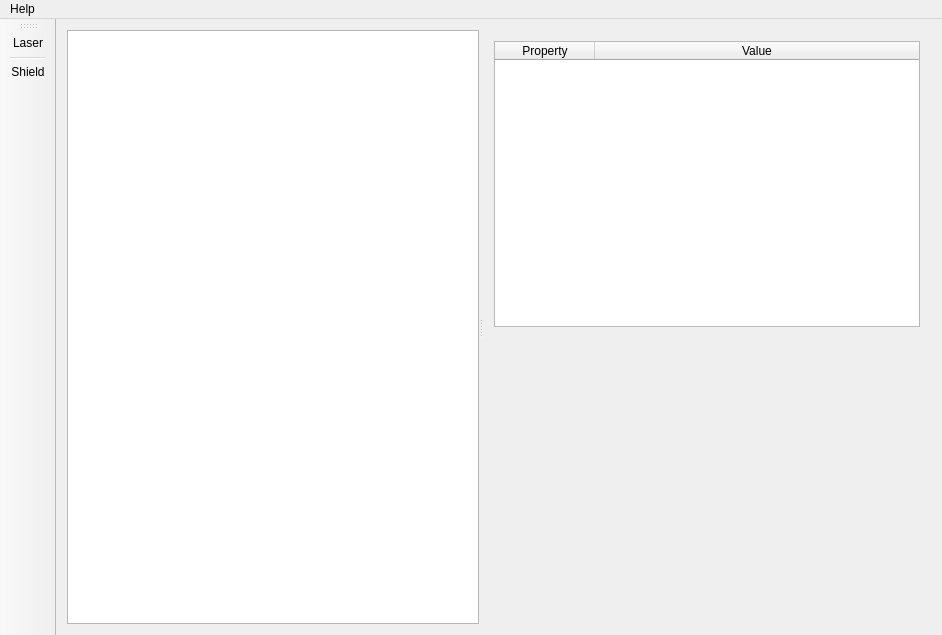
Qt form ui/mainwindow.ui (iminchenko/opticalexperiment) before a commit.
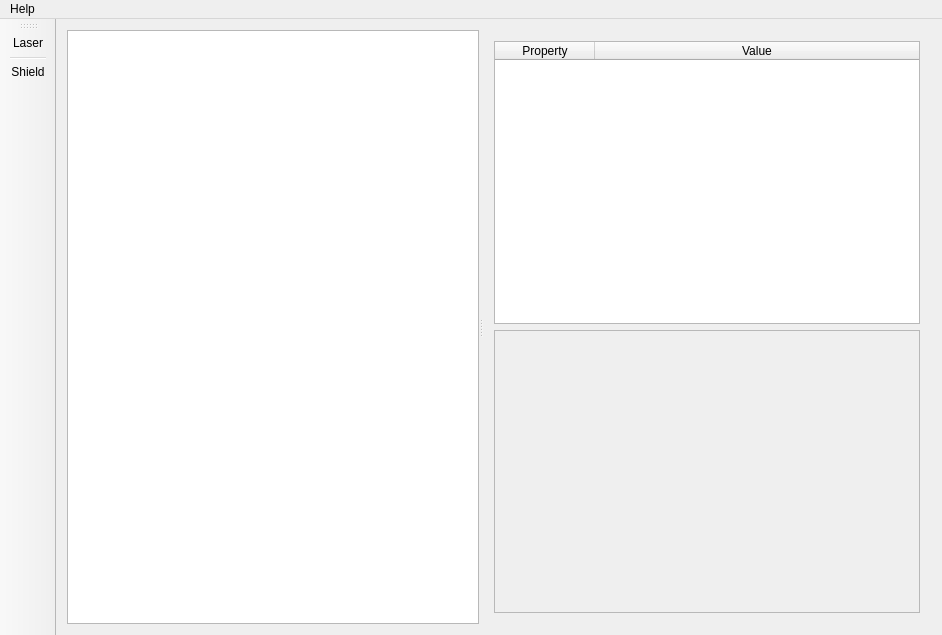
The same form after that commit. Icons and pictures are not drawn. Custom widgets are drawn as their Qt base class.

Diff of the .ui file:
```diff
--- a/ui/mainwindow.ui
+++ b/ui/mainwindow.ui
@@ -14,7 +14,7 @@
    <string>Optical Constructor</string>
   </property>
   <widget class="QWidget" name="centralWidget">
-   <layout class="QVBoxLayout" name="verticalLayout_2">
+   <layout class="QHBoxLayout" name="horizontalLayout">
     <item>
      <widget class="QSplitter" name="splitter">
       <property name="orientation">
@@ -48,17 +48,21 @@
          </widget>
         </item>
         <item>
-         <spacer name="verticalSpacer">
-          <property name="orientation">
-           <enum>Qt::Vertical</enum>
+         <widget class="QScrollArea" name="scrollArea">
+          <property name="widgetResizable">
+           <bool>true</bool>
           </property>
-          <property name="sizeHint" stdset="0">
-           <size>
-            <width>20</width>
-            <height>40</height>
-           </size>
-          </property>
-         </spacer>
+          <widget class="QWidget" name="scrollAreaWidgetContents">
+           <property name="geometry">
+            <rect>
+             <x>0</x>
+             <y>0</y>
+             <width>427</width>
+             <height>292</height>
+            </rect>
+           </property>
+          </widget>
+         </widget>
         </item>
        </layout>
       </widget>
```
Left out of the diff: 4 changed lines with no effect on the pictures.
